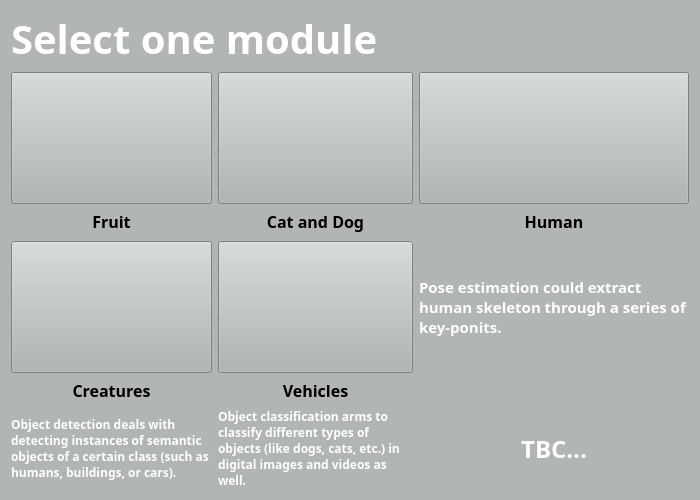
Qt form rLearning_Computer_Vision/SelectModuleWidget.ui (SAIL-LAB155/Learning_Computer_Vision) before a commit.
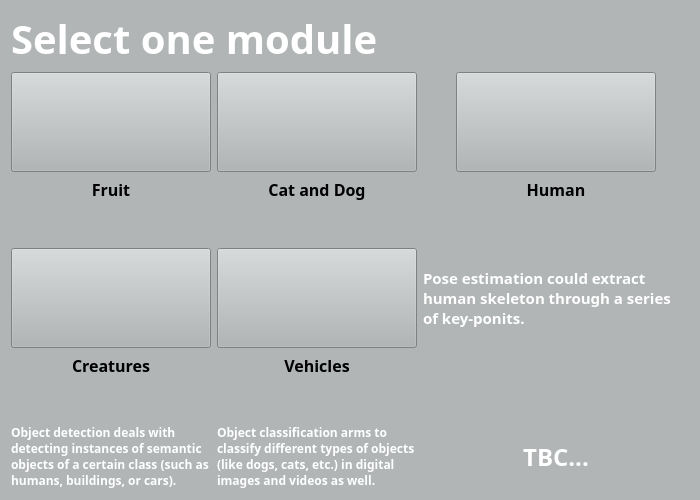
The same form after that commit. Icons and pictures are not drawn.

Patch:
```diff
--- a/rLearning_Computer_Vision/SelectModuleWidget.ui
+++ b/rLearning_Computer_Vision/SelectModuleWidget.ui
@@ -82,14 +82,20 @@
        </property>
       </widget>
      </item>
-     <item row="2" column="1">
+     <item row="2" column="1" alignment="Qt::AlignHCenter">
       <widget class="QPushButton" name="m_btn_Vehicles">
        <property name="sizePolicy">
-        <sizepolicy hsizetype="Preferred" vsizetype="Preferred">
+        <sizepolicy hsizetype="Fixed" vsizetype="Fixed">
          <horstretch>0</horstretch>
          <verstretch>0</verstretch>
         </sizepolicy>
        </property>
+       <property name="minimumSize">
+        <size>
+         <width>200</width>
+         <height>100</height>
+        </size>
+       </property>
        <property name="font">
         <font>
          <pointsize>15</pointsize>
@@ -136,14 +142,20 @@
        </property>
       </widget>
      </item>
-     <item row="0" column="0">
+     <item row="0" column="0" alignment="Qt::AlignHCenter">
       <widget class="QPushButton" name="m_btn_Fruit">
        <property name="sizePolicy">
-        <sizepolicy hsizetype="Preferred" vsizetype="Preferred">
+        <sizepolicy hsizetype="Fixed" vsizetype="Fixed">
          <horstretch>0</horstretch>
          <verstretch>0</verstretch>
         </sizepolicy>
        </property>
+       <property name="minimumSize">
+        <size>
+         <width>200</width>
+         <height>100</height>
+        </size>
+       </property>
        <property name="font">
         <font>
          <pointsize>15</pointsize>
@@ -162,6 +174,18 @@
      </item>
      <item row="3" column="0">
       <widget class="QLabel" name="label_9">
+       <property name="sizePolicy">
+        <sizepolicy hsizetype="Preferred" vsizetype="Minimum">
+         <horstretch>0</horstretch>
+         <verstretch>0</verstretch>
+        </sizepolicy>
+       </property>
+       <property name="minimumSize">
+        <size>
+         <width>0</width>
+         <height>25</height>
+        </size>
+       </property>
        <property name="font">
         <font>
          <family>Purisa</family>
@@ -178,14 +202,20 @@
        </property>
       </widget>
      </item>
-     <item row="2" column="0">
+     <item row="2" column="0" alignment="Qt::AlignHCenter">
       <widget class="QPushButton" name="m_btn_Creatures">
        <property name="sizePolicy">
-        <sizepolicy hsizetype="Preferred" vsizetype="Preferred">
+        <sizepolicy hsizetype="Fixed" vsizetype="Fixed">
          <horstretch>0</horstretch>
          <verstretch>0</verstretch>
         </sizepolicy>
        </property>
+       <property name="minimumSize">
+        <size>
+         <width>200</width>
+         <height>100</height>
+        </size>
+       </property>
        <property name="font">
         <font>
          <pointsize>15</pointsize>
@@ -235,10 +265,10 @@
        </property>
       </widget>
      </item>
-     <item row="2" column="2">
+     <item row="2" column="2" alignment="Qt::AlignHCenter">
       <widget class="QLabel" name="label_4">
        <property name="sizePolicy">
-        <sizepolicy hsizetype="Preferred" vsizetype="Minimum">
+        <sizepolicy hsizetype="Preferred" vsizetype="Preferred">
          <horstretch>0</horstretch>
          <verstretch>0</verstretch>
         </sizepolicy>
@@ -246,7 +276,7 @@
        <property name="minimumSize">
         <size>
          <width>0</width>
-         <height>50</height>
+         <height>0</height>
         </size>
        </property>
        <property name="font">
@@ -269,14 +299,20 @@
        </property>
       </widget>
      </item>
-     <item row="0" column="1">
+     <item row="0" column="1" alignment="Qt::AlignHCenter">
       <widget class="QPushButton" name="m_btn_Cat_and_Dog">
        <property name="sizePolicy">
-        <sizepolicy hsizetype="Preferred" vsizetype="Preferred">
+        <sizepolicy hsizetype="Fixed" vsizetype="Fixed">
          <horstretch>0</horstretch>
          <verstretch>0</verstretch>
         </sizepolicy>
        </property>
+       <property name="minimumSize">
+        <size>
+         <width>200</width>
+         <height>100</height>
+        </size>
+       </property>
        <property name="font">
         <font>
          <pointsize>12</pointsize>
@@ -296,11 +332,17 @@
      <item row="3" column="1">
       <widget class="QLabel" name="label_10">
        <property name="sizePolicy">
-        <sizepolicy hsizetype="Preferred" vsizetype="Preferred">
+        <sizepolicy hsizetype="Preferred" vsizetype="Minimum">
          <horstretch>0</horstretch>
          <verstretch>0</verstretch>
         </sizepolicy>
        </property>
+       <property name="minimumSize">
+        <size>
+         <width>0</width>
+         <height>25</height>
+        </size>
+       </property>
        <property name="font">
         <font>
          <family>Purisa</family>
@@ -317,14 +359,20 @@
        </property>
       </widget>
      </item>
-     <item row="0" column="2">
+     <item row="0" column="2" alignment="Qt::AlignHCenter">
       <widget class="QPushButton" name="m_btn_Human">
        <property name="sizePolicy">
-        <sizepolicy hsizetype="Preferred" vsizetype="Preferred">
+        <sizepolicy hsizetype="Fixed" vsizetype="Fixed">
          <horstretch>0</horstretch>
          <verstretch>0</verstretch>
         </sizepolicy>
        </property>
+       <property name="minimumSize">
+        <size>
+         <width>200</width>
+         <height>100</height>
+        </size>
+       </property>
        <property name="font">
         <font>
          <pointsize>15</pointsize>
@@ -342,7 +390,7 @@
        </property>
       </widget>
      </item>
-     <item row="4" column="0">
+     <item row="4" column="0" alignment="Qt::AlignHCenter">
       <widget class="QLabel" name="label_2">
        <property name="font">
         <font>
@@ -373,7 +421,7 @@
        </property>
       </widget>
      </item>
-     <item row="4" column="1">
+     <item row="4" column="1" alignment="Qt::AlignHCenter">
       <widget class="QLabel" name="label_3">
        <property name="font">
         <font>
@@ -393,7 +441,7 @@
        </property>
       </widget>
      </item>
-     <item row="4" column="2">
+     <item row="4" column="2" alignment="Qt::AlignHCenter">
       <widget class="QLabel" name="label_5">
        <property name="font">
         <font>
```
